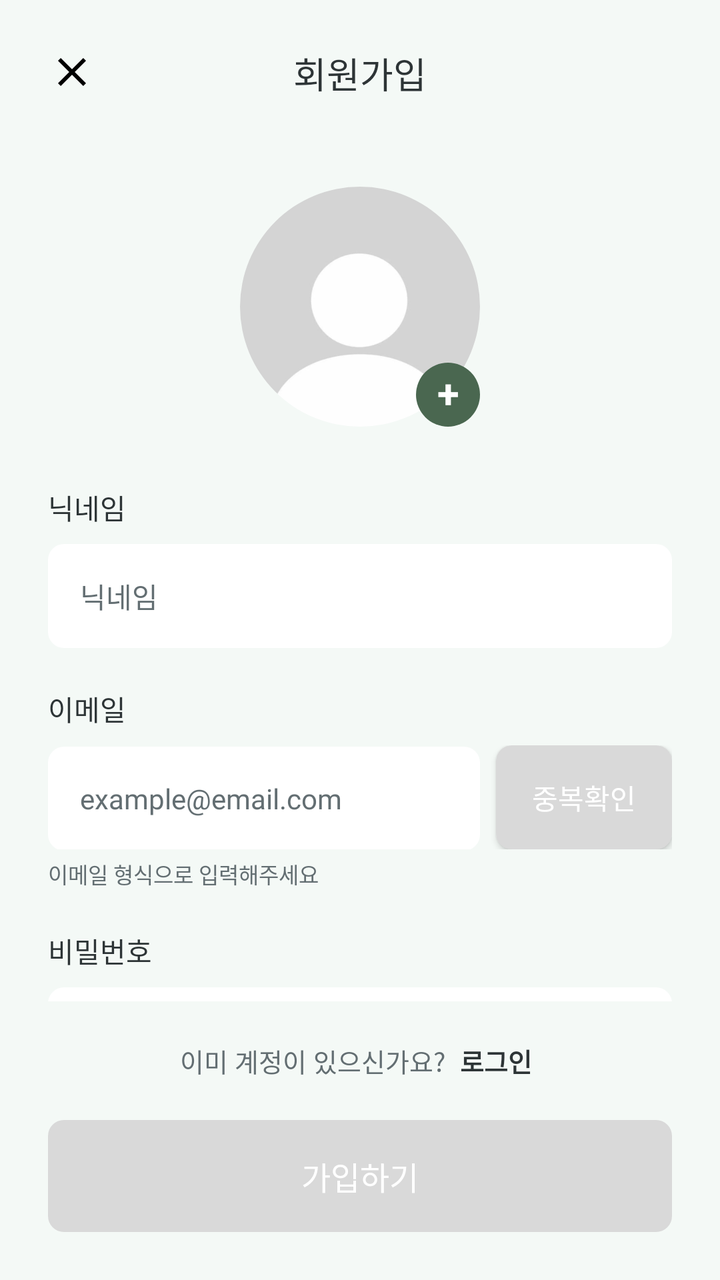
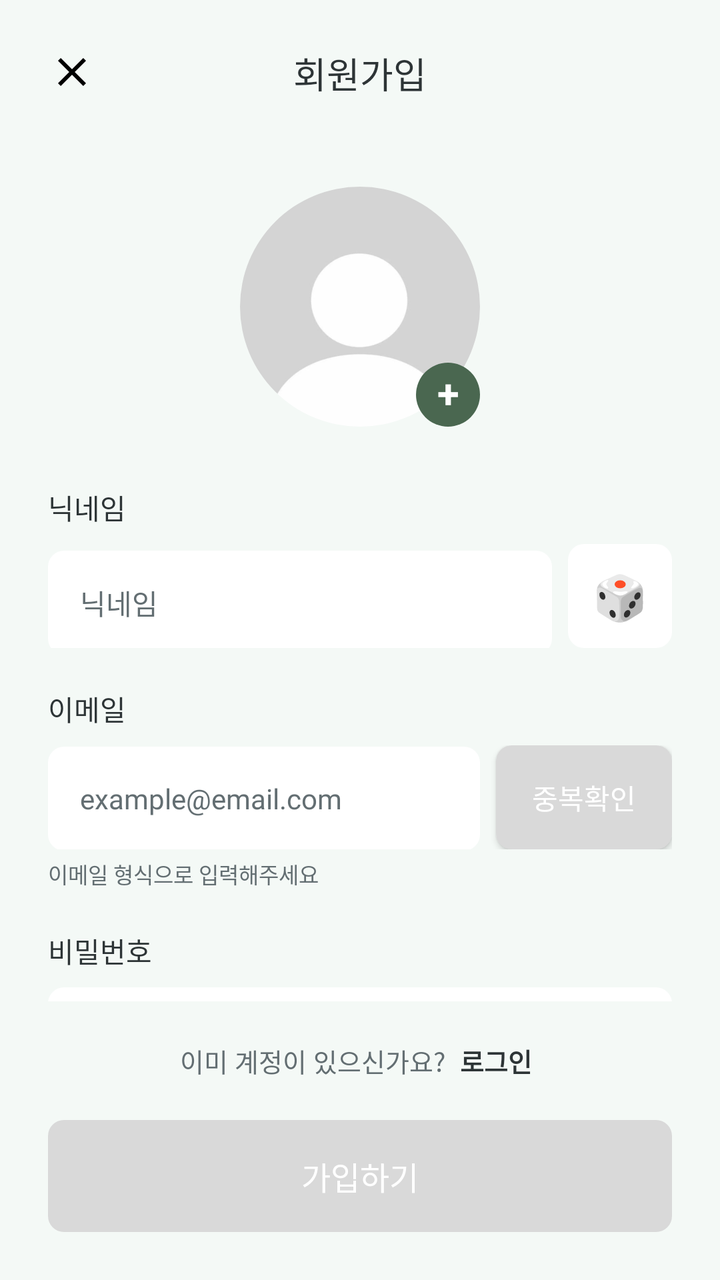

Before-and-after screenshots of an Android layout around one commit, followed by the original layout XML and the change that was made.
<!-- AndroidManifest.xml: application theme Theme.Floripedia -->
<!-- res/layout/activity_signup.xml -->
<?xml version="1.0" encoding="utf-8"?>
<androidx.constraintlayout.widget.ConstraintLayout
    xmlns:android="http://schemas.android.com/apk/res/android"
    xmlns:app="http://schemas.android.com/apk/res-auto"
    xmlns:tools="http://schemas.android.com/tools"
    android:layout_width="match_parent"
    android:layout_height="match_parent"
    android:background="#F4F9F6"
    android:padding="24dp">

    <ImageView
        android:id="@+id/btnBack"
        android:layout_width="24dp"
        android:layout_height="24dp"
        android:src="@drawable/baseline_close_24"
        app:layout_constraintStart_toStartOf="parent"
        app:layout_constraintTop_toTopOf="parent" />

    <TextView
        android:id="@+id/tvTitle"
        android:layout_width="wrap_content"
        android:layout_height="wrap_content"
        android:text="@string/sign_up"
        android:textColor="@color/text1"
        android:textSize="18sp"
        android:fontFamily="@font/pretendardbold"
        app:layout_constraintBottom_toBottomOf="@id/btnBack"
        app:layout_constraintEnd_toEndOf="parent"
        app:layout_constraintStart_toStartOf="parent"
        app:layout_constraintTop_toTopOf="@id/btnBack" />

    <ScrollView
        android:layout_width="match_parent"
        android:layout_height="0dp"
        android:layout_marginTop="24dp"
        android:layout_marginBottom="16dp"
        android:scrollbars="none"
        app:layout_constraintBottom_toTopOf="@id/layoutLoginGuide"
        app:layout_constraintTop_toBottomOf="@id/tvTitle">

        <LinearLayout
            android:layout_width="match_parent"
            android:layout_height="wrap_content"
            android:orientation="vertical"
            android:gravity="center_horizontal">

            <FrameLayout
                android:layout_width="wrap_content"
                android:layout_height="wrap_content"
                android:layout_marginTop="20dp"
                android:layout_marginBottom="30dp">

                <com.google.android.material.imageview.ShapeableImageView
                    android:id="@+id/ivProfileSelect"
                    android:layout_width="120dp"
                    android:layout_height="120dp"
                    android:src="@drawable/ic_profile_placeholder"
                    android:scaleType="centerCrop"
                    android:background="#D9D9D9"
                    app:shapeAppearanceOverlay="@style/CircleImageStyle" />

                <TextView
                    android:id="@+id/btnProfileAdd"
                    android:layout_width="32dp"
                    android:layout_height="32dp"
                    android:layout_gravity="bottom|end"
                    android:background="@drawable/bg_circle_iv"
                    android:backgroundTint="@color/button"
                    android:gravity="center"
                    android:text="+"
                    android:textColor="@color/white"
                    android:textSize="20sp"
                    android:textStyle="bold"
                    android:includeFontPadding="false" />
            </FrameLayout>

            <TextView
                android:layout_width="match_parent"
                android:layout_height="wrap_content"
                android:text="@string/label_nickname"
                android:fontFamily="@font/pretendardsemibold"
                android:textColor="@color/text1" />

            <EditText
                android:id="@+id/etNickname"
                android:layout_width="match_parent"
                android:layout_height="52dp"
                android:layout_marginTop="8dp"
                android:background="@drawable/bg_round_square"
                android:backgroundTint="@color/white"
                android:hint="@string/hint_nickname"
                android:fontFamily="@font/pretendardmedium"
                android:textColorHint="@color/sub_text1"
                android:paddingHorizontal="16dp"
                android:textSize="14sp" />

            <TextView
                android:layout_width="match_parent"
                android:layout_height="wrap_content"
                android:layout_marginTop="20dp"
                android:text="@string/label_email"
                android:fontFamily="@font/pretendardsemibold"
                android:textColor="@color/text1" />

            <LinearLayout
                android:layout_width="match_parent"
                android:layout_height="wrap_content"
                android:layout_marginTop="8dp"
                android:orientation="horizontal">
                <EditText
                    android:id="@+id/etId"
                    android:layout_width="0dp"
                    android:layout_height="52dp"
                    android:layout_weight="1"
                    android:background="@drawable/bg_round_square"
                    android:backgroundTint="@color/white"
                    android:hint="@string/hint_email_example"
                    android:inputType="textEmailAddress"
                    android:fontFamily="@font/pretendardmedium"
                    android:textColorHint="@color/sub_text1"
                    android:paddingHorizontal="16dp"
                    android:textSize="14sp" />

                <androidx.appcompat.widget.AppCompatButton
                    android:id="@+id/btnCheckId"
                    android:layout_width="wrap_content"
                    android:layout_height="52dp"
                    android:layout_marginStart="8dp"
                    android:background="@drawable/bg_round_square"
                    android:backgroundTint="#D9D9D9"
                    android:text="@string/check_duplicate"
                    android:fontFamily="@font/pretendardsemibold"
                    android:textColor="@color/white"
                    android:clickable="true"
                    android:focusable="true"/>
            </LinearLayout>
            <TextView
                android:layout_width="match_parent"
                android:layout_height="wrap_content"
                android:layout_marginTop="4dp"
                android:text="@string/helper_email_format"
                android:fontFamily="@font/pretendardregular"
                android:textColor="@color/sub_text1"
                android:textSize="11sp" />

            <TextView
                android:layout_width="match_parent"
                android:layout_height="wrap_content"
                android:layout_marginTop="20dp"
                android:text="@string/label_password"
                android:fontFamily="@font/pretendardsemibold"
                android:textColor="@color/text1" />

            <EditText
                android:id="@+id/etPw"
                android:layout_width="match_parent"
                android:layout_height="52dp"
                android:layout_marginTop="8dp"
                android:background="@drawable/bg_round_square"
                android:backgroundTint="@color/white"
                android:hint="@string/hint_password"
                android:fontFamily="@font/pretendardmedium"
                android:textColorHint="@color/sub_text1"
                android:inputType="textPassword"
                android:paddingHorizontal="16dp"
                android:textSize="14sp" />

            <EditText
                android:id="@+id/etPwCheck"
                android:layout_width="match_parent"
                android:layout_height="52dp"
                android:layout_marginTop="8dp"
                android:background="@drawable/bg_round_square"
                android:backgroundTint="@color/white"
                android:hint="@string/hint_password_confirm"
                android:fontFamily="@font/pretendardmedium"
                android:textColorHint="@color/sub_text1"
                android:inputType="textPassword"
                android:paddingHorizontal="16dp"
                android:textSize="14sp" />
            <TextView
                android:layout_width="match_parent"
                android:layout_height="wrap_content"
                android:layout_marginTop="4dp"
                android:text="@string/helper_password_format"
                android:textColor="@color/sub_text1"
                android:fontFamily="@font/pretendardregular"
                android:textSize="11sp" />

        </LinearLayout>
    </ScrollView>

    
    <LinearLayout
        android:id="@+id/layoutLoginGuide"
        android:layout_width="wrap_content"
        android:layout_height="wrap_content"
        android:layout_marginBottom="16dp"
        android:orientation="horizontal"
        app:layout_constraintBottom_toTopOf="@id/btnSignUp"
        app:layout_constraintEnd_toEndOf="parent"
        app:layout_constraintStart_toStartOf="parent">

        <TextView
            android:layout_width="wrap_content"
            android:layout_height="wrap_content"
            android:text="@string/already_have_account"
            android:textColor="@color/sub_text1"
            android:fontFamily="@font/pretendardmedium"
            android:textSize="13sp" />

        <TextView
            android:id="@+id/tvLogin"
            android:layout_width="wrap_content"
            android:layout_height="wrap_content"
            android:text="@string/login"
            android:textColor="@color/text1"
            android:textSize="13sp"
            android:textStyle="bold"
            android:fontFamily="@font/pretendardmedium"
            android:background="?attr/selectableItemBackground"
            android:padding="4dp"/>
    </LinearLayout>

    <androidx.appcompat.widget.AppCompatButton
        android:id="@+id/btnSignUp"
        android:layout_width="match_parent"
        android:layout_height="56dp"
        android:background="@drawable/bg_round_square"
        android:backgroundTint="#D9D9D9"
        android:text="@string/sign_up_submit"
        android:textColor="@color/white"
        android:textSize="16sp"
        android:fontFamily="@font/pretendardsemibold"
        app:layout_constraintBottom_toBottomOf="parent"
        android:enabled="false"/>

</androidx.constraintlayout.widget.ConstraintLayout>
<!-- resources referenced by this layout -->
<resources>
  <color name="button">#4A6750</color>
  <color name="sub_text1">#636E72</color>
  <color name="text1">#2D3436</color>
  <color name="white">#FFFFFF</color>
  <!-- drawable baseline_close_24 (drawable) -->
  <vector xmlns:android="http://schemas.android.com/apk/res/android" android:height="24dp" android:tint="#000000" android:viewportHeight="24" android:viewportWidth="24" android:width="24dp">
        
      <path android:fillColor="@android:color/white" android:pathData="M19,6.41L17.59,5 12,10.59 6.41,5 5,6.41 10.59,12 5,17.59 6.41,19 12,13.41 17.59,19 19,17.59 13.41,12z"/>
      
  </vector>
  <!-- drawable bg_circle_iv (drawable) -->
  <?xml version="1.0" encoding="utf-8"?>
  <shape xmlns:android="http://schemas.android.com/apk/res/android"
      android:shape="oval">
      <solid android:color="@color/white" />
  </shape>
  <!-- drawable bg_round_square (drawable) -->
  <?xml version="1.0" encoding="utf-8"?>
  <shape xmlns:android="http://schemas.android.com/apk/res/android">
      <solid android:color="@android:color/white" />
      <corners android:radius="8dp" />
  </shape>
  <string name="already_have_account">이미 계정이 있으신가요?\u0020</string>
  <string name="check_duplicate">중복확인</string>
  <string name="helper_email_format">이메일 형식으로 입력해주세요</string>
  <string name="helper_password_format">6~20자/영문 대문자, 소문자, 숫자, 특수문자 중 2가지 이상 조합</string>
  <string name="hint_email_example">example@email.com</string>
  <string name="hint_nickname">닉네임</string>
  <string name="hint_password">비밀번호</string>
  <string name="hint_password_confirm">비밀번호 확인</string>
  <string name="label_email">이메일</string>
  <string name="label_nickname">닉네임</string>
  <string name="label_password">비밀번호</string>
  <string name="login">로그인</string>
  <string name="sign_up">회원가입</string>
  <string name="sign_up_submit">가입하기</string>
  <style name="CircleImageStyle" parent="">
          <item name="cornerSize">50%</item>
      </style>
  <color name="background">#F4F9F6</color>
  <style name="FloripediaPopupMenu" parent="Widget.Material3.PopupMenu">
          <item name="android:popupBackground">@color/white</item>
      </style>
  <!-- unchanged entries left out for length: 2 -->
</resources>

<!-- the commit's change to res/layout/activity_signup.xml (unified diff, before → after) -->
@@ -81,18 +81,39 @@
                 android:fontFamily="@font/pretendardsemibold"
                 android:textColor="@color/text1" />
 
-            <EditText
-                android:id="@+id/etNickname"
-                android:layout_width="match_parent"
-                android:layout_height="52dp"
-                android:layout_marginTop="8dp"
-                android:background="@drawable/bg_round_square"
-                android:backgroundTint="@color/white"
-                android:hint="@string/hint_nickname"
-                android:fontFamily="@font/pretendardmedium"
-                android:textColorHint="@color/sub_text1"
-                android:paddingHorizontal="16dp"
-                android:textSize="14sp" />
+            <LinearLayout
+                android:layout_width="match_parent"
+                android:layout_height="wrap_content"
+                android:layout_marginTop="8dp"
+                android:orientation="horizontal">
+
+                <EditText
+                    android:id="@+id/etNickname"
+                    android:layout_width="0dp"
+                    android:layout_height="52dp"
+                    android:layout_weight="1"
+                    android:background="@drawable/bg_round_square"
+                    android:backgroundTint="@color/white"
+                    android:hint="@string/hint_nickname"
+                    android:fontFamily="@font/pretendardmedium"
+                    android:textColorHint="@color/sub_text1"
+                    android:paddingHorizontal="16dp"
+                    android:textSize="14sp" />
+
+                <TextView
+                    android:id="@+id/btnShuffleNickname"
+                    android:layout_width="52dp"
+                    android:layout_height="52dp"
+                    android:layout_marginStart="8dp"
+                    android:background="@drawable/bg_round_square"
+                    android:backgroundTint="@color/white"
+                    android:gravity="center"
+                    android:text="🎲"
+                    android:textSize="22sp"
+                    android:contentDescription="@string/cd_shuffle_nickname"
+                    android:clickable="true"
+                    android:focusable="true" />
+            </LinearLayout>
 
             <TextView
                 android:layout_width="match_parent"
@@ -186,6 +207,44 @@
                 android:textColor="@color/sub_text1"
                 android:fontFamily="@font/pretendardregular"
                 android:textSize="11sp" />
+
+            
+            <CheckBox
+                android:id="@+id/cbAgreeAll"
+                android:layout_width="match_parent"
+                android:layout_height="wrap_content"
+                android:layout_marginTop="24dp"
+                android:text="@string/consent_all"
+                android:fontFamily="@font/pretendardsemibold"
+                android:textColor="@color/text1"
+                android:textSize="14sp"
+                android:buttonTint="@color/button" />
+
+            <View
+                android:layout_width="match_parent"
+                android:layout_height="1dp"
+                android:layout_marginVertical="6dp"
+                android:background="#E0E0E0" />
+
+            <CheckBox
+                android:id="@+id/cbAgreeTerms"
+                android:layout_width="match_parent"
+                android:layout_height="wrap_content"
+                android:text="@string/consent_terms"
+                android:fontFamily="@font/pretendardmedium"
+                android:textColor="@color/sub_text1"
+                android:textSize="13sp"
+                android:buttonTint="@color/button" />
+
+            <CheckBox
+                android:id="@+id/cbAgreePrivacy"
+                android:layout_width="match_parent"
+                android:layout_height="wrap_content"
+                android:text="@string/consent_privacy"
+                android:fontFamily="@font/pretendardmedium"
+                android:textColor="@color/sub_text1"
+                android:textSize="13sp"
+                android:buttonTint="@color/button" />
 
         </LinearLayout>
     </ScrollView>
<!-- resource entries referenced after the edit -->
@@ -23,7 +23,11 @@
       <corners android:radius="8dp" />
   </shape>
   <string name="already_have_account">이미 계정이 있으신가요?\u0020</string>
+  <string name="cd_shuffle_nickname">닉네임 새로 추천</string>
   <string name="check_duplicate">중복확인</string>
+  <string name="consent_all">약관 전체 동의</string>
+  <string name="consent_privacy">(필수) 개인정보 처리방침에 동의합니다</string>
+  <string name="consent_terms">(필수) 이용약관에 동의합니다</string>
   <string name="helper_email_format">이메일 형식으로 입력해주세요</string>
   <string name="helper_password_format">6~20자/영문 대문자, 소문자, 숫자, 특수문자 중 2가지 이상 조합</string>
   <string name="hint_email_example">example@email.com</string>
